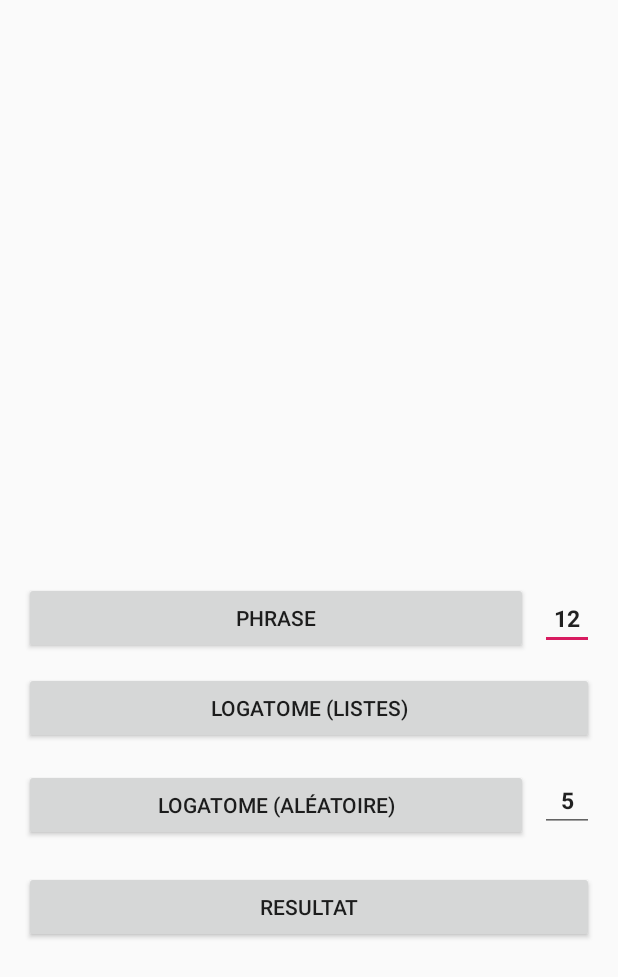
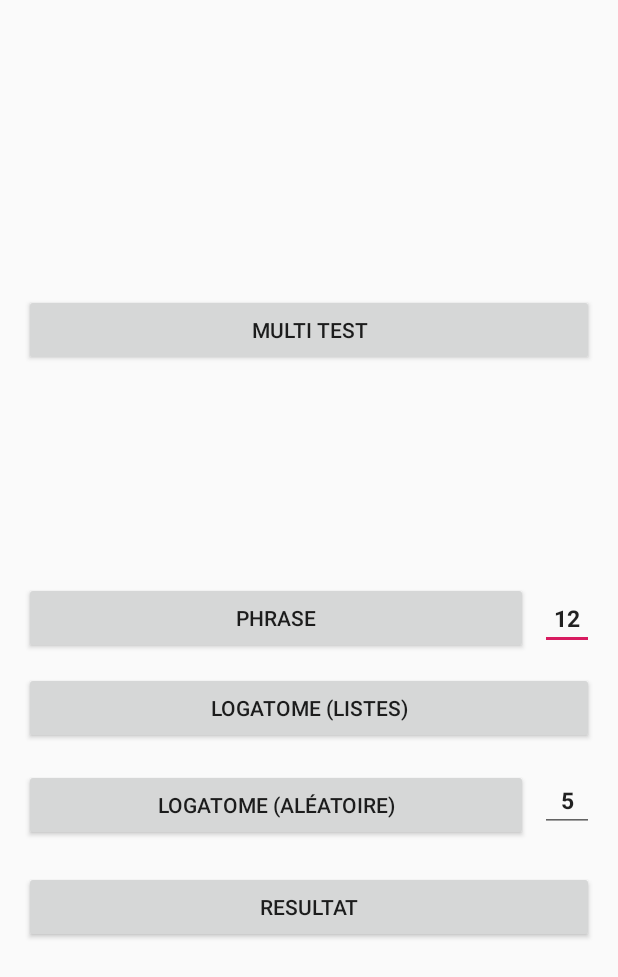
Before and after one commit to SALADINL/projetM1-Voicy, an Android app: the screen it shows after launch (MainActivity), on a phone screen of 412 x 824 dp. Shown: the top 977 px of the screen. Run offline under Robolectric (Android 15) with nearby library versions, the light colour scheme and no system bars.

Commit message:
Ajout de l'accès vers le testes de plusieurs fichiers waves

```diff
--- a/app/src/main/res/layout/main_activity.xml
+++ b/app/src/main/res/layout/main_activity.xml
@@ -4,6 +4,20 @@
     xmlns:tools="http://schemas.android.com/tools"
     android:layout_width="match_parent"
     android:layout_height="match_parent">
+
+    <Button
+        android:id="@+id/btTest"
+        android:layout_width="0dp"
+        android:layout_height="wrap_content"
+        android:layout_marginStart="16dp"
+        android:layout_marginEnd="16dp"
+        android:text="MULTI TEST"
+        app:layout_constraintBottom_toBottomOf="parent"
+        app:layout_constraintEnd_toEndOf="parent"
+        app:layout_constraintHorizontal_bias="0.0"
+        app:layout_constraintStart_toStartOf="parent"
+        app:layout_constraintTop_toTopOf="parent"
+        app:layout_constraintVertical_bias="0.253" />
 
     <Button
         android:id="@+id/btPhrase"
```
